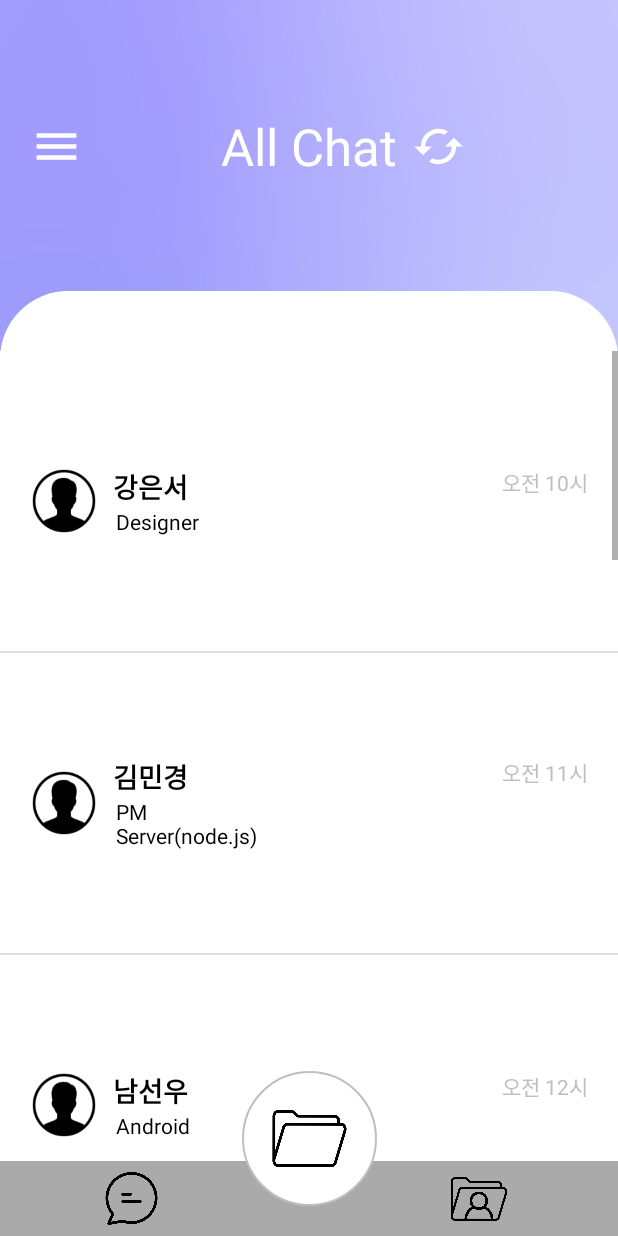
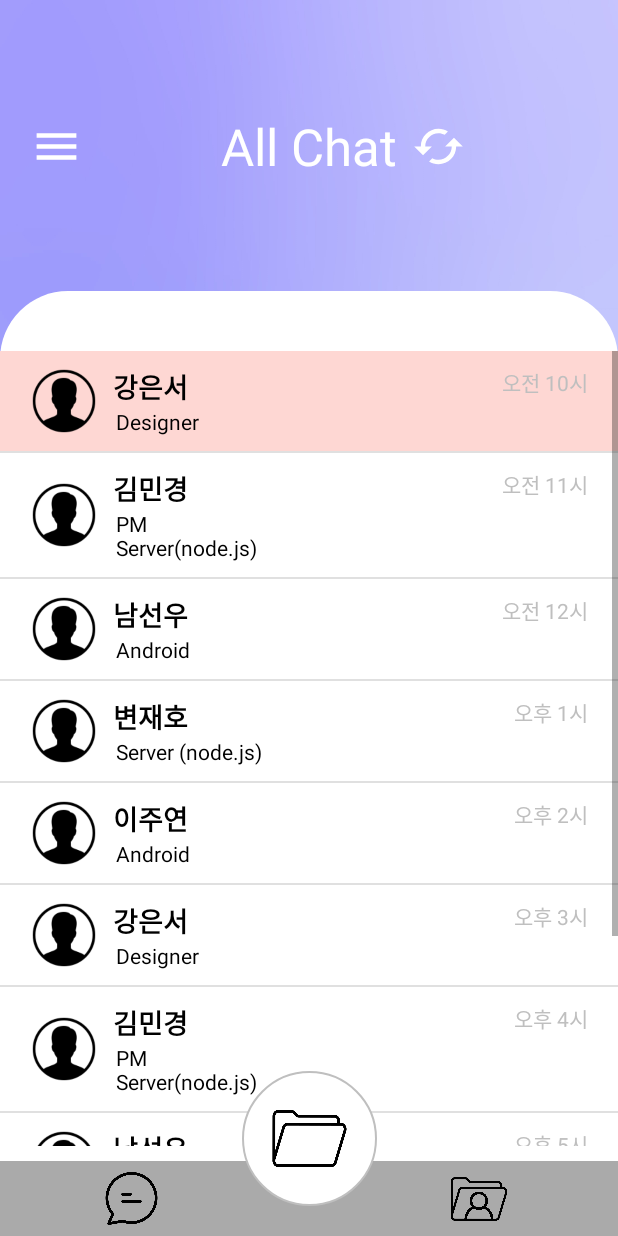
Before and after one commit to atleastigotta/ChatSoonE-Android, an Android app: the screen it shows after launch (MainActivity), after a tap on "강은서", on a phone screen of 412 x 824 dp. Run offline under Robolectric (Android 15) with nearby library versions, the phone set to English and light mode, and no system bars; our stand-ins replace Room's generated code; 2 other taps on this screen came first.

Commit message:
Modify recycler-view's adapter & click listener

```diff
--- a/ChatSoonE/app/src/main/java/com/chat_soon_e/chat_soon_e/ui/MainRVAdapter.kt
+++ b/ChatSoonE/app/src/main/java/com/chat_soon_e/chat_soon_e/ui/MainRVAdapter.kt
@@ -71,56 +71,91 @@ class MainRVAdapter(private val chatList: ArrayList<Chat>, private val isSelecti
         holder.bind(chatList[position])
         holder.itemView.isSelected = isItemSelected(position)
 
-//        RecylcerView 커스텀
-//        클릭된 아이템 뷰일 경우 와이어 프레임에 나온 것처럼 배경 회색 처리
-//        if(selectedPosition == position) {
-//            holder.itemView.setBackgroundColor(Color.LTGRAY)
-//        } else {
-//            holder.itemView.setBackgroundColor(Color.WHITE)
-//        }
-
-        // 간격 설정
-        val layoutParams = holder.itemView.layoutParams
-        layoutParams.height = 300
-        holder.itemView.requestLayout()
-
-        // 한 번 클릭했을 때
         holder.itemView.setOnClickListener {
-            // 폴더 이동 선택 모드가 아닌 경우 바로 리턴
-            if(!isSelectionMode) {
-                holder.itemView.setBackgroundColor(Color.parseColor("#FED7D3"))
-                mItemClickListener.onChatClick(holder.itemView, position)
-                return@setOnClickListener
-            }
-
-            // 폴더 이동 선택 모드인 경우
             toggleItemSelected(position)
             mItemClickListener.onChatClickForFolder(holder.itemView, position)
         }
 
         holder.itemView.setOnLongClickListener {
-//            아이템 뷰의 항목을 길게 클릭했을 때 selectPosition을 beforePosition에 저장한 후
-//            현재 position으로 바꿔준다.
-//            val beforePosition = selectedPosition
-//            selectedPosition = position
+            toggleItemSelected(position)
+            mItemClickListener.onChatLongClick(holder.itemView, position)
+            return@setOnLongClickListener false
+        }
 
-//            beforePosition, selectPosition을 전달해줌으로써 해당 항목들의 레이아웃이 다시 생성되고, 스타일이 업데이트 된다.
-//            notifyItemChanged(beforePosition)
-//            notifyItemChanged(selectedPosition)
-//            notifyDataSetChanged()
+//        if(isSelectionMode) {
+//            holder.itemView.setOnClickListener {
+//                toggleItemSelected(position)
+//                mItemClickListener.onChatClickForFolder(holder.itemView, position)
+//            }
+////            holder.itemView.setOnLongClickListener {
+////                toggleItemSelected(position)
+////                mItemClickListener.onChatLongClick(holder.itemView, position)
+////            }
+//        } else {
+////            holder.itemView.setOnClickListener {
+////                if(isSelectionMode) {
+////                    toggleItemSelected(position)
+////                    mItemClickListener.onChatClickForFolder(holder.itemView, position)
+////                } else {
+////                    return@setOnClickListener
+////                }
+////            }
+//
+//            holder.itemView.setOnLongClickListener {
+//                toggleItemSelected(position)
+//                mItemClickListener.onChatLongClick(holder.itemView, position)
+//                return@setOnLongClickListener false
+//            }
+//        }
 
-            if(isSelectionMode) {   // 폴더 이동 선택 모드인 경우 바로 리턴
-                return@setOnLongClickListener false
-            }
-            else {  // 폴더 이동 선택 모드가 아닌 경우
-                mItemClickListener.onChatLongClick(holder.itemView, position)
-                return@setOnLongClickListener true
-            }
-//            mItemClickListener.onChatLongClick(holder.binding.itemChatListDateTimeTv, position)
-        }
-//        toggleIcon(holder.binding, position)
-//        toggleSelection(position)
-//        toggleItemSelected(position)
+////        RecylcerView 커스텀
+////        클릭된 아이템 뷰일 경우 와이어 프레임에 나온 것처럼 배경 회색 처리
+////        if(selectedPosition == position) {
+////            holder.itemView.setBackgroundColor(Color.LTGRAY)
+////        } else {
+////            holder.itemView.setBackgroundColor(Color.WHITE)
+////        }
+//
+//        // 한 번 클릭했을 때
+//        holder.itemView.setOnClickListener {
+//            // 폴더 이동 선택 모드가 아닌 경우 바로 리턴
+//            if(!isSelectionMode) {
+////                holder.itemView.setBackgroundColor(Color.parseColor("#FED7D3"))
+//                mItemClickListener.onChatClick(holder.itemView, position)
+//                return@setOnClickListener
+//            }
+//
+//            // 폴더 이동 선택 모드인 경우
+//            toggleItemSelected(position)
+//            holder.itemView.setBackgroundColor(Color.parseColor("#FED7D3"))
+//            mItemClickListener.onChatClickForFolder(holder.itemView, position)
+//        }
+//
+//        holder.itemView.setOnLongClickListener {
+////            아이템 뷰의 항목을 길게 클릭했을 때 selectPosition을 beforePosition에 저장한 후
+////            현재 position으로 바꿔준다.
+////            val beforePosition = selectedPosition
+////            selectedPosition = position
+//
+////            beforePosition, selectPosition을 전달해줌으로써 해당 항목들의 레이아웃이 다시 생성되고, 스타일이 업데이트 된다.
+////            notifyItemChanged(beforePosition)
+////            notifyItemChanged(selectedPosition)
+////            notifyDataSetChanged()
+//
+//            if(isSelectionMode) {   // 폴더 이동 선택 모드인 경우 바로 리턴
+//                holder.itemView.setBackgroundColor(Color.parseColor("#FED7D3"))
+//                return@setOnLongClickListener false
+//            }
+//            else {  // 폴더 이동 선택 모드가 아닌 경우
+//                holder.itemView.setBackgroundColor(Color.parseColor("#FED7D3"))
+//                mItemClickListener.onChatLongClick(holder.itemView, position)
+//                return@setOnLongClickListener true
+//            }
+////            mItemClickListener.onChatLongClick(holder.binding.itemChatListDateTimeTv, position)
+//        }
+////        toggleIcon(holder.binding, position)
+////        toggleSelection(position)
+////        toggleItemSelected(position)
     }
 
     // 선택한 아이템의 뷰 변경
@@ -147,13 +182,16 @@ class MainRVAdapter(private val chatList: ArrayList<Chat>, private val isSelecti
         selectedIndex = -1
     }
 
+    private fun clear() {
+
+    }
+
     // selectedItemList 초기화
     @SuppressLint("NotifyDataSetChanged")
     fun clearSelectedItemList() {
         selectedItemList.clear()
         notifyDataSetChanged()
     }
-
 
 //    fun toggleSelection(position: Int) {
 ////        selectedIndex = position
@@ -167,7 +205,7 @@ class MainRVAdapter(private val chatList: ArrayList<Chat>, private val isSelecti
 //    }
 
     // will toggle the selection of items
-    fun toggleItemSelected(position: Int) {
+    private fun toggleItemSelected(position: Int) {
         if(selectedItemList.get(position, false)) {
             selectedItemList.delete(position)
         } else {
@@ -190,7 +228,7 @@ class MainRVAdapter(private val chatList: ArrayList<Chat>, private val isSelecti
     fun selectedItemCount(): Int = selectedItemList.size()
 
     // 뷰홀더
-    inner class ViewHolder(val binding: ItemChatListBinding): RecyclerView.ViewHolder(binding.root) {
+    inner class ViewHolder(private val binding: ItemChatListBinding): RecyclerView.ViewHolder(binding.root) {
         // 뷰 객체가 담겨있는 binding에 데이터 리스트에서 받아온 데이터들을 넣어준다.
         fun bind(chat: Chat) {
             // 프로필 사진 어떻게 처리할 건지
--- a/ChatSoonE/app/src/main/res/drawable/selector_chat_list.xml
+++ b/ChatSoonE/app/src/main/res/drawable/selector_chat_list.xml
@@ -1,5 +1,9 @@
 <?xml version="1.0" encoding="utf-8"?>
 <selector xmlns:android="http://schemas.android.com/apk/res/android">
-    <item android:state_activated="true" android:drawable="@color/pink" />
-    <item android:drawable="@color/white" />
+    <item android:state_selected="true">
+        <color android:color="@color/pink" />
+    </item>
+    <item android:state_selected="false">
+        <color android:color="@color/white" />
+    </item>
 </selector>
--- a/ChatSoonE/app/src/main/res/layout/activity_main_content.xml
+++ b/ChatSoonE/app/src/main/res/layout/activity_main_content.xml
@@ -76,15 +76,15 @@
         app:layout_constraintStart_toStartOf="parent"
         app:layout_constraintEnd_toEndOf="parent" />
 
-    <View
-        android:id="@+id/main_mode_bottom_bar_view"
-        android:layout_width="match_parent"
-        android:layout_height="50dp"
-        android:background="@color/pink"
-        android:visibility="gone"
-        app:layout_constraintBottom_toBottomOf="parent"
-        app:layout_constraintStart_toStartOf="parent"
-        app:layout_constraintEnd_toEndOf="parent" />
+<!--    <View-->
+<!--        android:id="@+id/main_mode_bottom_bar_view"-->
+<!--        android:layout_width="match_parent"-->
+<!--        android:layout_height="50dp"-->
+<!--        android:background="@color/pink"-->
+<!--        android:visibility="gone"-->
+<!--        app:layout_constraintBottom_toBottomOf="parent"-->
+<!--        app:layout_constraintStart_toStartOf="parent"-->
+<!--        app:layout_constraintEnd_toEndOf="parent" />-->
 
     <LinearLayout
         android:id="@+id/main_mode_bottom_layout"
@@ -95,8 +95,8 @@
         android:visibility="gone"
         android:layout_marginStart="20dp"
         android:layout_marginEnd="20dp"
-        app:layout_constraintTop_toTopOf="@+id/main_mode_bottom_bar_view"
-        app:layout_constraintBottom_toBottomOf="@+id/main_mode_bottom_bar_view"
+        app:layout_constraintTop_toTopOf="@+id/main_bottom_bar_view"
+        app:layout_constraintBottom_toBottomOf="@+id/main_bottom_bar_view"
         app:layout_constraintStart_toStartOf="parent"
         app:layout_constraintEnd_toEndOf="parent">
 
--- a/ChatSoonE/app/src/main/res/layout/item_chat_list.xml
+++ b/ChatSoonE/app/src/main/res/layout/item_chat_list.xml
@@ -2,6 +2,8 @@
 <androidx.constraintlayout.widget.ConstraintLayout xmlns:android="http://schemas.android.com/apk/res/android"
     android:layout_width="match_parent"
     android:layout_height="wrap_content"
+    android:paddingTop="10dp"
+    android:paddingBottom="10dp"
     android:background="@drawable/selector_chat_list"
     xmlns:app="http://schemas.android.com/apk/res-auto">
 
```
Also changed, not shown: ChatSoonE/app/src/main/java/com/chat_soon_e/chat_soon_e/ui/MainActivity.kt (+62 -42 lines).
